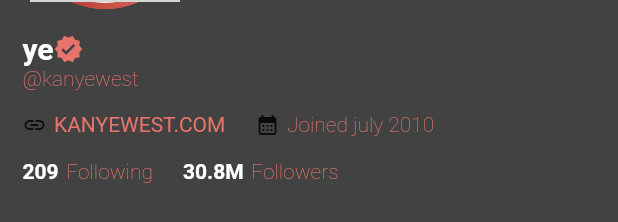
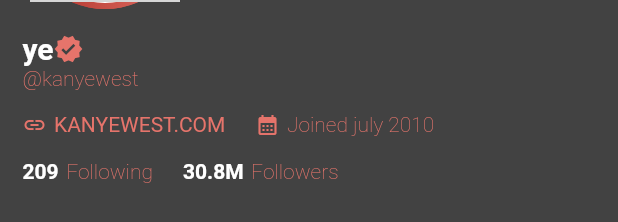
Before and after one commit to vorsakha/kanye-tweets, a Flutter app: the Header widget shown alone on an empty page, opened directly, on a phone screen of 412 x 824 dp. Shown: the part 351-573 px from the top of the screen. Run offline on Flutter 3.47's test engine with Material 2 defaults, Android fonts, the phone set to English and light mode, and no system bars; our stand-ins replace dio; network calls fail; grey boxes are pictures that could not be loaded.

Commit message:
refactor: change icon colors on profile header

```diff
--- a/lib/components/profile/profile_header.dart
+++ b/lib/components/profile/profile_header.dart
@@ -79,7 +79,11 @@
               const SizedBox(height: 15),
               Row(
                 children: [
-                  const Icon(Icons.link, size: 16),
+                  Icon(
+                    Icons.link,
+                    size: 16,
+                    color: Theme.of(context).colorScheme.tertiary,
+                  ),
                   const SizedBox(width: 5),
                   InkWell(
                     child: Text(
@@ -91,7 +95,11 @@
                         {launchUrl(Uri.parse('https://kanyewest.com/'))},
                   ),
                   const SizedBox(width: 20),
-                  const Icon(Icons.calendar_month, size: 16),
+                  Icon(
+                    Icons.calendar_month,
+                    size: 16,
+                    color: Theme.of(context).colorScheme.tertiary,
+                  ),
                   const SizedBox(width: 5),
                   Text(
                     'Joined july 2010',
```
